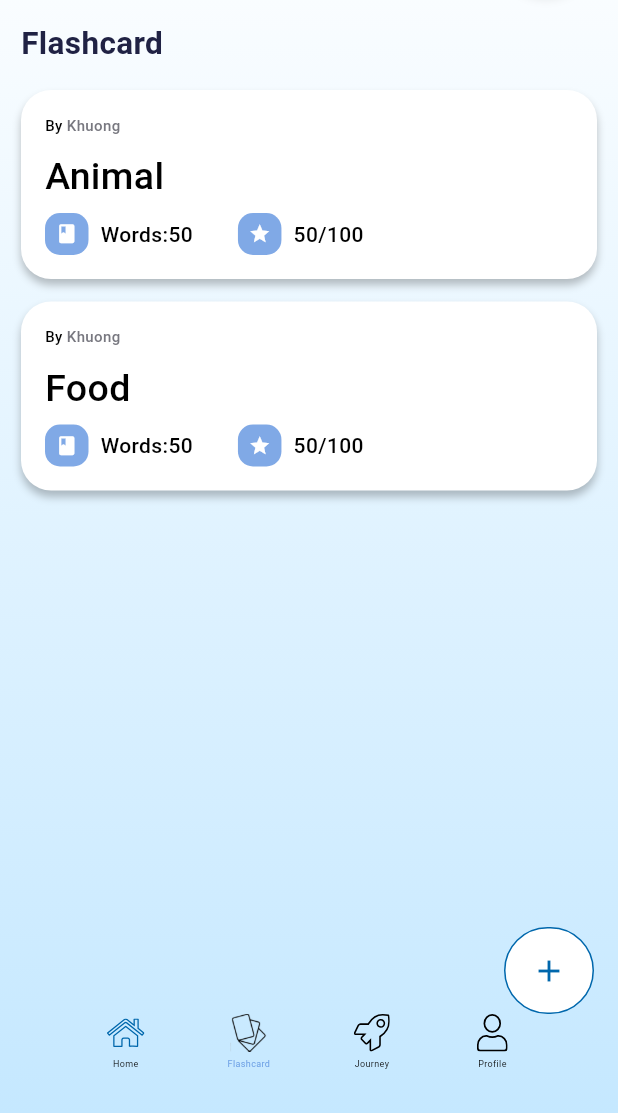
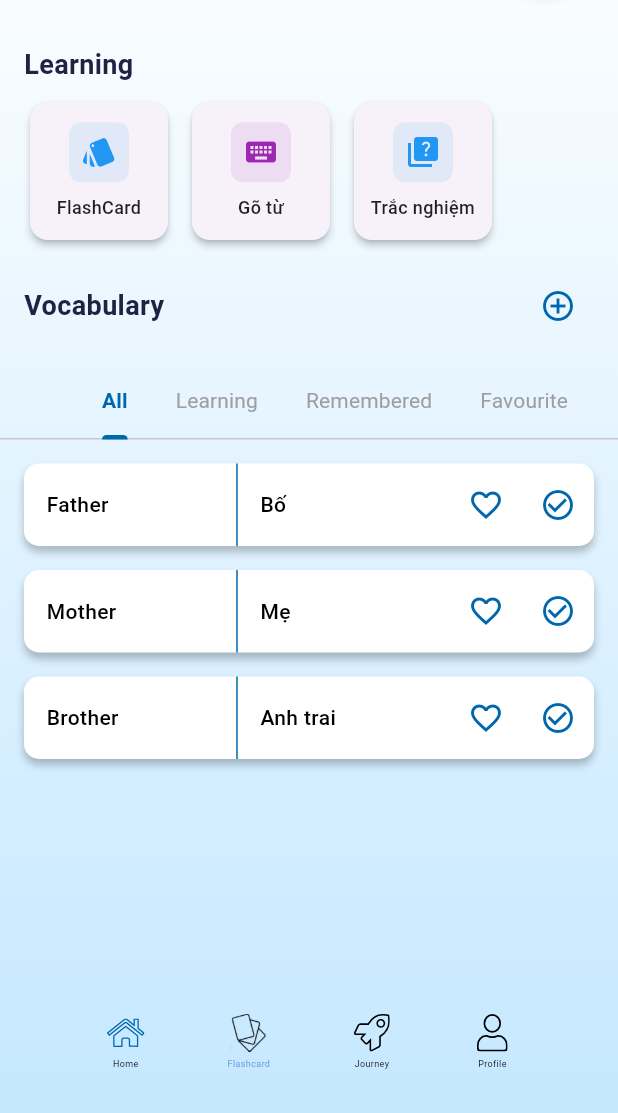
Before and after one commit to khuong2924/nckh-ielts-learning-app, a Flutter app: the screen it shows after launch, on a phone screen of 412 x 824 dp, the part 123-1236 px from its top. Run offline on Flutter 3.47's test engine with Material 3 defaults, Android fonts, the phone set to English and light mode, and no system bars; our stand-ins replace audioplayers, cloud_firestore, dio, firebase_auth, firebase_core, flutter_bloc and 4 more; accounts and stored records are empty; Roboto replaces fonts that are missing (Jost, Montserrat-SemiBold).

Commit message:
add detail topic page

```diff
--- a/lib/main.dart
+++ b/lib/main.dart
@@ -1,4 +1,5 @@
 import 'package:auth/presentation/pages/flashcard/flashcard-main.dart';
+import 'package:auth/presentation/pages/flashcard/vocabulary-main.dart';
 import 'package:auth/presentation/pages/reading/reading-home.dart';
 import 'package:flutter/material.dart';
 import 'package:firebase_core/firebase_core.dart';
@@ -37,7 +38,7 @@ class MyApp extends StatelessWidget {
       ),
       debugShowCheckedModeBanner: false,
 
-      home: FlashcardMain(), // Để lại SigninPage như cũ
+      home: VocabularyMain(), // Để lại SigninPage như cũ
     );
   }
 }
--- a/lib/presentation/model/Vocabulary.dart
+++ b/lib/presentation/model/Vocabulary.dart
@@ -10,4 +10,18 @@ class Vocabulary {
     this.isLearned = false,
     this.isFavorite = false,
   });
+
+  Vocabulary copyWith({
+    String? englishWord,
+    String? vietnameseWord,
+    bool? isLearned,
+    bool? isFavorite,
+  }) {
+    return Vocabulary(
+      englishWord: englishWord ?? this.englishWord,
+      vietnameseWord: vietnameseWord ?? this.vietnameseWord,
+      isLearned: isLearned ?? this.isLearned,
+      isFavorite: isFavorite ?? this.isFavorite,
+    );
+  }
 }
--- /dev/null
+++ b/lib/presentation/pages/flashcard/learning-category-card.dart
@@ -0,0 +1,60 @@
+import 'package:flutter/cupertino.dart';
+import 'package:flutter/material.dart';
+
+import 'learning-category.dart';
+
+class LearningCategoryCard extends StatelessWidget {
+  final LearningCategory category;
+
+  const LearningCategoryCard({
+    Key? key,
+    required this.category,
+  }) : super(key: key);
+
+  @override
+  Widget build(BuildContext context) {
+    return Container(
+      width: 100,
+      margin: EdgeInsets.symmetric(horizontal: 4),
+      child: Card(
+        elevation: 2,
+        shape: RoundedRectangleBorder(
+          borderRadius: BorderRadius.circular(12),
+        ),
+        child: InkWell(
+          onTap: () {
+            // Handle category tap
+          },
+          borderRadius: BorderRadius.circular(12),
+          child: Column(
+            mainAxisAlignment: MainAxisAlignment.center,
+            children: [
+              Container(
+                padding: EdgeInsets.all(8),
+                decoration: BoxDecoration(
+                  color: category.color.withOpacity(0.1),
+                  borderRadius: BorderRadius.circular(8),
+                ),
+                child: Icon(
+                  category.icon,
+                  color: category.color,
+                  size: 24,
+                ),
+              ),
+              SizedBox(height: 8),
+              Text(
+                category.title,
+                style: TextStyle(
+                  fontSize: 12,
+                  fontWeight: FontWeight.w500,
+                  color: Colors.black87,
+                ),
+                textAlign: TextAlign.center,
+              ),
+            ],
+          ),
+        ),
+      ),
+    );
+  }
+}
--- /dev/null
+++ b/lib/presentation/pages/flashcard/learning-category.dart
@@ -0,0 +1,13 @@
+import 'package:flutter/cupertino.dart';
+
+class LearningCategory {
+  final String title;
+  final IconData icon;
+  final Color color;
+
+  LearningCategory({
+    required this.title,
+    required this.icon,
+    required this.color,
+  });
+}
--- a/lib/presentation/pages/flashcard/vocabulary-item.dart
+++ b/lib/presentation/pages/flashcard/vocabulary-item.dart
@@ -5,16 +5,20 @@ import '../../model/Vocabulary.dart';
 
 class VocabularyItem extends StatelessWidget {
   final Vocabulary vocabulary;
+  final ValueChanged<bool>? onLearningStatusChanged;
+  final ValueChanged<bool>? onFavoriteChanged;
 
   const VocabularyItem({
     Key? key,
     required this.vocabulary,
+    this.onLearningStatusChanged,
+    this.onFavoriteChanged,
   }) : super(key: key);
 
   @override
   Widget build(BuildContext context) {
     return Container(
-      margin: EdgeInsets.only(top: 16),
+      margin: EdgeInsets.only(bottom: 16),
       height: 55,
       decoration: ShapeDecoration(
         color: Colors.white,
@@ -72,7 +76,7 @@ class VocabularyItem extends StatelessWidget {
               color: Color(0xFF0067AC),
             ),
             onPressed: () {
-              // Handle favorite
+              onFavoriteChanged?.call(!vocabulary.isFavorite);
             },
           ),
           IconButton(
@@ -81,7 +85,7 @@ class VocabularyItem extends StatelessWidget {
               color: Color(0xFF0067AC),
             ),
             onPressed: () {
-              // Handle learned status
+              onLearningStatusChanged?.call(!vocabulary.isLearned);
             },
           ),
         ],
--- /dev/null
+++ b/lib/presentation/pages/flashcard/vocabulary-main.dart
@@ -0,0 +1,203 @@
+import 'package:auth/presentation/pages/flashcard/vocabulary-item.dart';
+import 'package:flutter/material.dart';
+import '../../components/BottomNavBar.dart';
+import '../../components/CustomAppBar.dart';
+import '../../model/Vocabulary.dart';
+import 'learning-category-card.dart';
+import 'learning-category.dart';
+
+
+
+class VocabularyMain extends StatefulWidget {
+  @override
+  State<VocabularyMain> createState() => _VocabularyScreenState();
+}
+
+class _VocabularyScreenState extends State<VocabularyMain> with SingleTickerProviderStateMixin {
+  late TabController _tabController;
+
+  final List<LearningCategory> learningCategories = [
+    LearningCategory(
+      title: 'FlashCard',
+      icon: Icons.style,
+      color: Colors.blue,
+    ),
+    LearningCategory(
+      title: 'Gõ từ',
+      icon: Icons.keyboard,
+      color: Colors.purple,
+    ),
+    LearningCategory(
+      title: 'Trắc nghiệm',
+      icon: Icons.quiz,
+      color: Colors.blue,
+    ),
+  ];
+
+  final List<Vocabulary> vocabularies = [
+    Vocabulary(englishWord: 'Father', vietnameseWord: 'Bố'),
+    Vocabulary(englishWord: 'Mother', vietnameseWord: 'Mẹ'),
+    Vocabulary(englishWord: 'Brother', vietnameseWord: 'Anh trai'),
+
+  ];
+
+  @override
+  void initState() {
+    super.initState();
+    _tabController = TabController(length: 4, vsync: this);
+  }
+
+  @override
+  void dispose() {
+    _tabController.dispose();
+    super.dispose();
+  }
+
+  @override
+  Widget build(BuildContext context) {
+    return Scaffold(
+      body: Container(
+        decoration: BoxDecoration(
+          gradient: LinearGradient(
+            begin: Alignment(0.00, -1.00),
+            end: Alignment(0, 1),
+            colors: [Colors.white, Color(0xFFC5E8FF)],
+          ),
+        ),
+        child: Column(
+          crossAxisAlignment: CrossAxisAlignment.start,
+          children: [
+            CustomAppBar(),
+            _buildLearningSection(),
+            _buildVocabularySection(),
+            Expanded(
+              child: TabBarView(
+                controller: _tabController,
+                children: [
+                  _buildVocabularyList(vocabularies),
+                  _buildVocabularyList(vocabularies.where((v) => !v.isLearned).toList()),
+                  _buildVocabularyList(vocabularies.where((v) => v.isLearned).toList()),
+                  _buildVocabularyList(vocabularies.where((v) => v.isFavorite).toList()),
+                ],
+              ),
+            ),
+            BottomNavBar(currentIndex: 1, onTap: (int ) {  },),
+          ],
+        ),
+      ),
+    );
+  }
+
+  Widget _buildLearningSection() {
+    return Column(
+      crossAxisAlignment: CrossAxisAlignment.start,
+      children: [
+        Padding(
+          padding: EdgeInsets.only(left: 16, top: 16, bottom: 8),
+          child: Text(
+            'Learning',
+            style: TextStyle(
+              fontSize: 18,
+              fontWeight: FontWeight.bold,
+              color: Color(0xFF202244),
+            ),
+          ),
+        ),
+        SizedBox(
+          height: 100,
+          child: ListView.builder(
+            padding: EdgeInsets.symmetric(horizontal: 12),
+            scrollDirection: Axis.horizontal,
+            itemCount: learningCategories.length,
+            itemBuilder: (context, index) {
+              return LearningCategoryCard(
+                category: learningCategories[index],
+              );
+            },
+          ),
+        ),
+      ],
+    );
+  }
+
+  Widget _buildVocabularySection() {
+    return Column(
+      crossAxisAlignment: CrossAxisAlignment.start,
+      children: [
+        Padding(
+          padding: EdgeInsets.all(16),
+          child: Row(
+            mainAxisAlignment: MainAxisAlignment.spaceBetween,
+            children: [
+              Text(
+                'Vocabulary',
+                style: TextStyle(
+                  fontSize: 18,
+                  fontWeight: FontWeight.bold,
+                  color: Color(0xFF202244),
+                ),
+              ),
+              IconButton(
+                icon: Icon(Icons.add_circle_outline),
+                color: Color(0xFF0067AC),
+                onPressed: () {
+                  // Handle add vocabulary
+                },
+              ),
+            ],
+          ),
+        ),
+        TabBar(
+          controller: _tabController,
+          isScrollable: true,
+          labelColor: Color(0xFF0067AC),
+          unselectedLabelColor: Colors.grey,
+          indicatorColor: Color(0xFF0067AC),
+          indicatorWeight: 3,
+          labelStyle: TextStyle(
+            fontSize: 14,
+            fontWeight: FontWeight.w600,
+          ),
+          unselectedLabelStyle: TextStyle(
+            fontSize: 14,
+            fontWeight: FontWeight.normal,
+          ),
+          tabs: [
+            Tab(text: 'All'),
+            Tab(text: 'Learning'),
+            Tab(text: 'Remembered'),
+            Tab(text: 'Favourite'),
+          ],
+        ),
+      ],
+    );
+  }
+
+  Widget _buildVocabularyList(List<Vocabulary> items) {
+    return ListView.builder(
+      padding: EdgeInsets.all(16),
+      itemCount: items.length,
+      itemBuilder: (context, index) {
+        return VocabularyItem(
+          vocabulary: items[index],
+          onLearningStatusChanged: (value) {
+            setState(() {
+              final vocabIndex = vocabularies.indexOf(items[index]);
+              vocabularies[vocabIndex] = vocabularies[vocabIndex].copyWith(
+                isLearned: value,
+              );
+            });
+          },
+          onFavoriteChanged: (value) {
+            setState(() {
+              final vocabIndex = vocabularies.indexOf(items[index]);
+              vocabularies[vocabIndex] = vocabularies[vocabIndex].copyWith(
+                isFavorite: value,
+              );
+            });
+          },
+        );
+      },
+    );
+  }
+}
```
